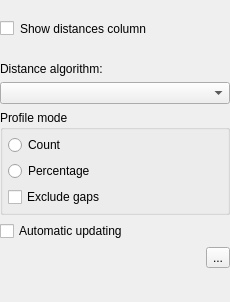
First picture: the form in src/corelibs/U2View/src/ov_msa/SeqStatistics/MSADistancesColumnSettingsWidget.ui, repository violethaze74/ugene, before the edit.
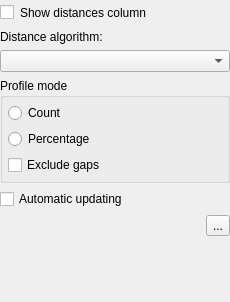
Second picture: the form after the edit. Icons and pictures are not drawn.

The edit to the form file:
```diff
--- a/src/corelibs/U2View/src/ov_msa/SeqStatistics/MSADistancesColumnSettingsWidget.ui
+++ b/src/corelibs/U2View/src/ov_msa/SeqStatistics/MSADistancesColumnSettingsWidget.ui
@@ -201,6 +201,19 @@
            </property>
           </widget>
          </item>
+         <item>
+          <spacer name="verticalSpacer">
+           <property name="orientation">
+            <enum>Qt::Vertical</enum>
+           </property>
+           <property name="sizeHint" stdset="0">
+            <size>
+             <width>20</width>
+             <height>40</height>
+            </size>
+           </property>
+          </spacer>
+         </item>
         </layout>
        </widget>
       </item>
```
